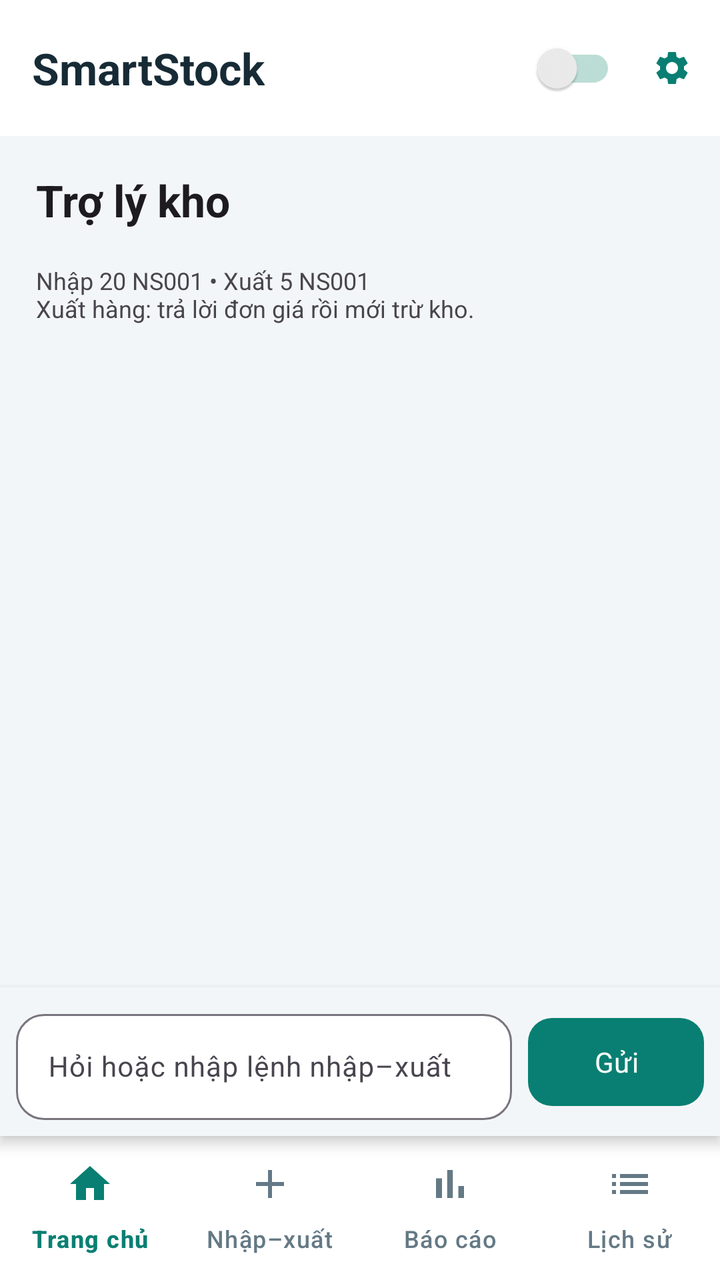
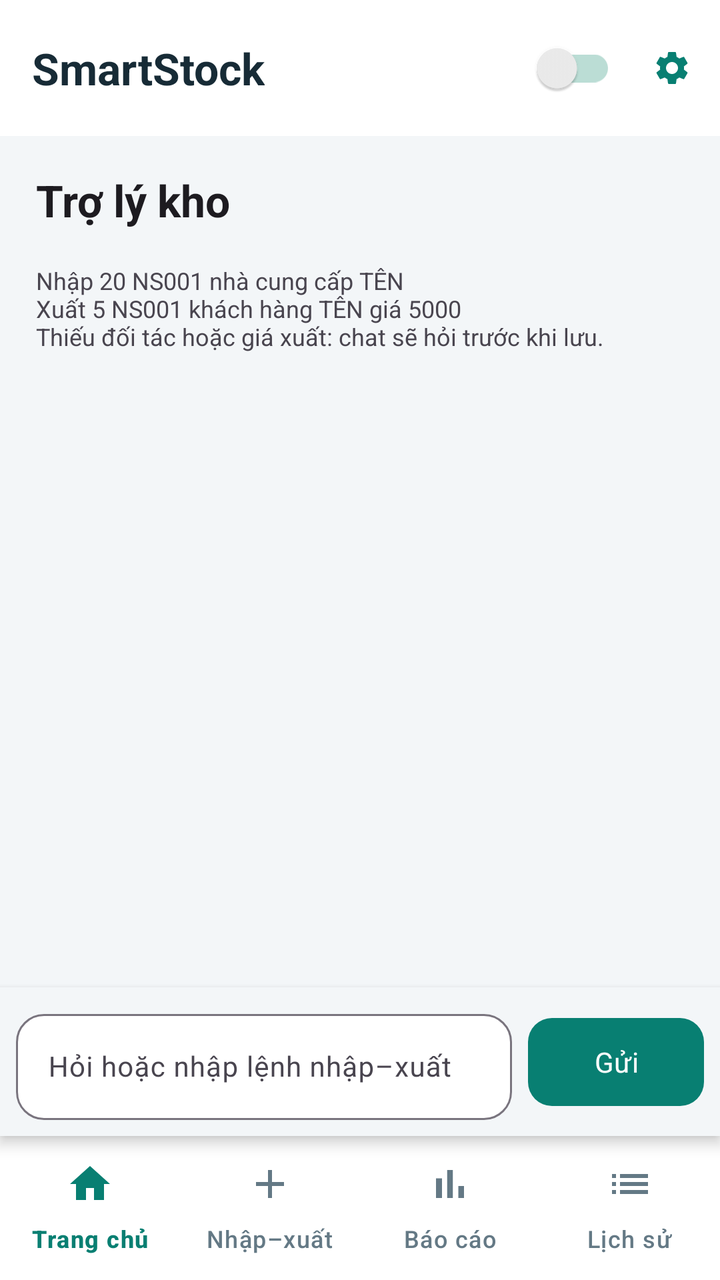

Compare the two renders of this Android layout. The source of the first and the diff that turns it into the second are given below.
<!-- AndroidManifest.xml: application theme Theme.SmartExpenseManager -->
<!-- res/layout/activity_ai_chat.xml -->
<?xml version="1.0" encoding="utf-8"?>
<androidx.constraintlayout.widget.ConstraintLayout xmlns:android="http://schemas.android.com/apk/res/android"
    xmlns:app="http://schemas.android.com/apk/res-auto"
    android:layout_width="match_parent"
    android:layout_height="match_parent"
    android:background="?attr/colorSurface">

    <include layout="@layout/layout_common_ui" />


    <com.google.android.material.textview.MaterialTextView
        android:id="@+id/mtv_chat_title"
        android:layout_width="0dp"
        android:layout_height="64dp"
        android:gravity="center_vertical"
        android:paddingStart="18dp"
        android:text="Trợ lý kho"
        android:textAppearance="?attr/textAppearanceTitleLarge"
        android:textStyle="bold"
        app:layout_constraintTop_toBottomOf="@id/mtb_toolbar"
        app:layout_constraintStart_toStartOf="parent"
        app:layout_constraintEnd_toEndOf="parent" />



    <androidx.recyclerview.widget.RecyclerView
        android:id="@+id/rv_chats"
        android:layout_width="0dp"
        android:layout_height="0dp"
        android:clipToPadding="false"
        android:paddingTop="4dp"
        android:paddingBottom="8dp"
        app:layout_constraintTop_toBottomOf="@id/mtv_chat_help"
        app:layout_constraintBottom_toTopOf="@id/cl_input"
        app:layout_constraintStart_toStartOf="parent"
        app:layout_constraintEnd_toEndOf="parent" />

    <TextView
        android:id="@+id/mtv_chat_help"
        android:layout_width="0dp"
        android:layout_height="wrap_content"
        android:paddingStart="18dp"
        android:paddingEnd="18dp"
        android:paddingBottom="8dp"
        android:text="Nhập 20 NS001 • Xuất 5 NS001\nXuất hàng: trả lời đơn giá rồi mới trừ kho."
        android:textSize="12sp"
        android:textColor="?attr/colorOnSurfaceVariant"
        app:layout_constraintTop_toBottomOf="@id/mtv_chat_title"
        app:layout_constraintStart_toStartOf="parent"
        app:layout_constraintEnd_toEndOf="parent" />



    <androidx.constraintlayout.widget.ConstraintLayout
        android:id="@+id/cl_input"
        android:layout_width="0dp"
        android:layout_height="wrap_content"
        android:padding="8dp"
        android:background="?attr/colorSurface"
        android:elevation="4dp"
        app:layout_constraintBottom_toTopOf="@id/bnv_main"
        app:layout_constraintStart_toStartOf="parent"
        app:layout_constraintEnd_toEndOf="parent">


        <com.google.android.material.textfield.TextInputLayout
            android:id="@+id/til_message"
            style="@style/Stock.Input"
            android:layout_width="0dp"
            android:layout_height="wrap_content"
            android:layout_marginEnd="8dp"
            app:layout_constraintTop_toTopOf="parent"
            app:layout_constraintBottom_toBottomOf="parent"
            app:layout_constraintStart_toStartOf="parent"
            app:layout_constraintEnd_toStartOf="@id/mbtn_send">


            <com.google.android.material.textfield.TextInputEditText
                android:id="@+id/tiet_message"
                android:layout_width="match_parent"
                android:layout_height="wrap_content"
                android:hint="Hỏi hoặc nhập lệnh nhập–xuất"
                android:inputType="textCapSentences|textMultiLine"
                android:maxLines="3"
                android:textSize="14sp" />


        </com.google.android.material.textfield.TextInputLayout>


        <com.google.android.material.button.MaterialButton
            android:id="@+id/mbtn_send"
            android:layout_width="wrap_content"
            android:layout_height="wrap_content"
            android:text="Gửi"
            android:textAllCaps="false"
            app:cornerRadius="12dp"
            app:layout_constraintTop_toTopOf="parent"
            app:layout_constraintBottom_toBottomOf="parent"
            app:layout_constraintEnd_toEndOf="parent" />


    </androidx.constraintlayout.widget.ConstraintLayout>

</androidx.constraintlayout.widget.ConstraintLayout>
<!-- res/layout/layout_common_ui.xml (included above) -->
<?xml version="1.0" encoding="utf-8"?>
<merge xmlns:android="http://schemas.android.com/apk/res/android"
    xmlns:app="http://schemas.android.com/apk/res-auto">

    <androidx.appcompat.widget.Toolbar
        android:id="@+id/mtb_toolbar"
        android:layout_width="0dp"
        android:layout_height="68dp"
        android:background="@color/ui_surface"
        app:layout_constraintTop_toTopOf="parent"
        app:layout_constraintStart_toStartOf="parent"
        app:layout_constraintEnd_toEndOf="parent">

        <androidx.constraintlayout.widget.ConstraintLayout
            android:layout_width="match_parent"
            android:layout_height="match_parent">

            <com.google.android.material.textview.MaterialTextView
                android:id="@+id/mtv_toolbar_title"
                android:layout_width="wrap_content"
                android:layout_height="wrap_content"
                android:text="SmartStock"
                android:textColor="@color/ui_text"
                android:textSize="22sp"
                android:textStyle="bold"
                app:layout_constraintTop_toTopOf="parent"
                app:layout_constraintBottom_toBottomOf="parent"
                app:layout_constraintStart_toStartOf="parent" />

            <androidx.appcompat.widget.SwitchCompat
                android:id="@+id/msw_theme"
                android:layout_width="wrap_content"
                android:layout_height="wrap_content"
                android:layout_marginEnd="4dp"
                android:saveEnabled="false"
                app:thumbTint="@color/switch_thumb"
                app:trackTint="@color/switch_track"
                app:layout_constraintTop_toTopOf="parent"
                app:layout_constraintBottom_toBottomOf="parent"
                app:layout_constraintEnd_toStartOf="@id/mbtn_settings" />

            <com.google.android.material.button.MaterialButton
                android:id="@+id/mbtn_settings"
                style="@style/Widget.Material3.Button.IconButton"
                android:layout_width="48dp"
                android:layout_height="48dp"
                android:contentDescription="Cài đặt"
                app:icon="@drawable/ic_settings"
                app:iconTint="@color/ui_primary"
                app:layout_constraintTop_toTopOf="parent"
                app:layout_constraintBottom_toBottomOf="parent"
                app:layout_constraintEnd_toEndOf="parent" />

        </androidx.constraintlayout.widget.ConstraintLayout>

    </androidx.appcompat.widget.Toolbar>

    <com.google.android.material.bottomnavigation.BottomNavigationView
        android:id="@+id/bnv_main"
        android:layout_width="0dp"
        android:layout_height="wrap_content"
        android:minHeight="72dp"
        android:background="@color/ui_surface"
        app:itemIconTint="@color/bottom_nav_color"
        app:itemTextColor="@color/bottom_nav_color"
        app:itemIconSize="24dp"
        app:labelVisibilityMode="labeled"
        app:itemActiveIndicatorStyle="@style/Stock.NavIndicator"
        app:menu="@menu/bottom_menu"
        app:layout_constraintBottom_toBottomOf="parent"
        app:layout_constraintStart_toStartOf="parent"
        app:layout_constraintEnd_toEndOf="parent" />

    <com.google.android.material.floatingactionbutton.FloatingActionButton
        android:id="@+id/fab_ai"
        android:layout_width="wrap_content"
        android:layout_height="wrap_content"
        android:layout_marginEnd="16dp"
        android:layout_marginBottom="14dp"
        android:contentDescription="AI"
        android:src="@drawable/ic_ai_chat"
        app:backgroundTint="@color/ui_primary"
        app:tint="@color/ui_on_primary"
        app:elevation="2dp"
        app:layout_constraintEnd_toEndOf="parent"
        app:layout_constraintBottom_toTopOf="@id/bnv_main" />

</merge>
<!-- resources referenced by this layout -->
<resources>
  <color name="switch_thumb">#EEEEEE</color>
  <color name="switch_track">#BBDDD5</color>
  <color name="ui_on_primary">#FFFFFF</color>
  <color name="ui_primary">#087F72</color>
  <color name="ui_surface">#FFFFFF</color>
  <color name="ui_text">#172B36</color>
  <!-- drawable ic_ai_chat (drawable) -->
  <vector xmlns:android="http://schemas.android.com/apk/res/android"
      android:width="24dp"
      android:height="24dp"
      android:viewportWidth="24"
      android:viewportHeight="24">
    <path
        android:fillColor="#FF000000"
        android:pathData="M12,2C6.48,2 2,6.48 2,12c0,2.02 0.59,3.91 1.61,5.5L2,22l4.5,-1.61C8.09,21.41 9.98,22 12,22c5.52,0 10,-4.48 10,-10S17.52,2 12,2zM15.5,13.5c-0.83,0 -1.5,-0.67 -1.5,-1.5s0.67,-1.5 1.5,-1.5 1.5,0.67 1.5,1.5 -0.67,1.5 -1.5,1.5zM12,13.5c-0.83,0 -1.5,-0.67 -1.5,-1.5s0.67,-1.5 1.5,-1.5 1.5,0.67 1.5,1.5 -0.67,1.5 -1.5,1.5zM8.5,13.5c-0.83,0 -1.5,-0.67 -1.5,-1.5s0.67,-1.5 1.5,-1.5 1.5,0.67 1.5,1.5 -0.67,1.5 -1.5,1.5z"/>
  </vector>
  <style name="Stock.Input" parent="Widget.Material3.TextInputLayout.OutlinedBox"><item name="boxCornerRadiusTopStart">14dp</item><item name="boxCornerRadiusTopEnd">14dp</item><item name="boxCornerRadiusBottomStart">14dp</item><item name="boxCornerRadiusBottomEnd">14dp</item><item name="boxBackgroundColor">@color/ui_surface</item></style>
  <style name="Stock.NavIndicator" parent="Widget.Material3.BottomNavigationView.ActiveIndicator"><item name="android:color">@color/ui_accent</item></style>
  <style name="Theme.SmartExpenseManager" parent="Theme.Material3.DayNight.NoActionBar">
  
          <item name="colorPrimary">@color/ui_primary</item>
  
          <item name="colorOnPrimary">@color/ui_on_primary</item><item name="colorSecondary">@color/ui_primary</item>
  
          <item name="colorSurface">@color/ui_background</item><item name="colorOnSurface">@color/ui_text</item><item name="colorSurfaceContainer">@color/ui_surface</item><item name="colorPrimaryContainer">@color/ui_accent</item><item name="colorOnPrimaryContainer">@color/ui_primary</item><item name="materialButtonStyle">@style/Stock.Button</item><item name="textInputStyle">@style/Stock.Input</item><item name="android:fontFamily">sans-serif</item>
  
          <item name="android:statusBarColor">@color/ui_surface</item>
          <item name="android:windowLightStatusBar">true</item>
  
          <item name="android:navigationBarColor">?attr/colorSurface</item>
          <item name="android:windowLightNavigationBar">true</item>
  
      </style>
  <color name="ui_accent">#DDF3EE</color>
  <color name="ui_background">#F3F6F8</color>
  <style name="Stock.Button" parent="Widget.Material3.Button"><item name="cornerRadius">14dp</item><item name="android:textAllCaps">false</item><item name="android:minHeight">52dp</item><item name="android:textSize">14sp</item></style>
  <!-- unchanged entries left out for length: 1 -->
</resources>

<!-- the commit's change to res/layout/activity_ai_chat.xml (unified diff, before → after) -->
@@ -42,7 +42,7 @@
         android:paddingStart="18dp"
         android:paddingEnd="18dp"
         android:paddingBottom="8dp"
-        android:text="Nhập 20 NS001 • Xuất 5 NS001\nXuất hàng: trả lời đơn giá rồi mới trừ kho."
+        android:text="Nhập 20 NS001 nhà cung cấp TÊN\nXuất 5 NS001 khách hàng TÊN giá 5000\nThiếu đối tác hoặc giá xuất: chat sẽ hỏi trước khi lưu."
         android:textSize="12sp"
         android:textColor="?attr/colorOnSurfaceVariant"
         app:layout_constraintTop_toBottomOf="@id/mtv_chat_title"
